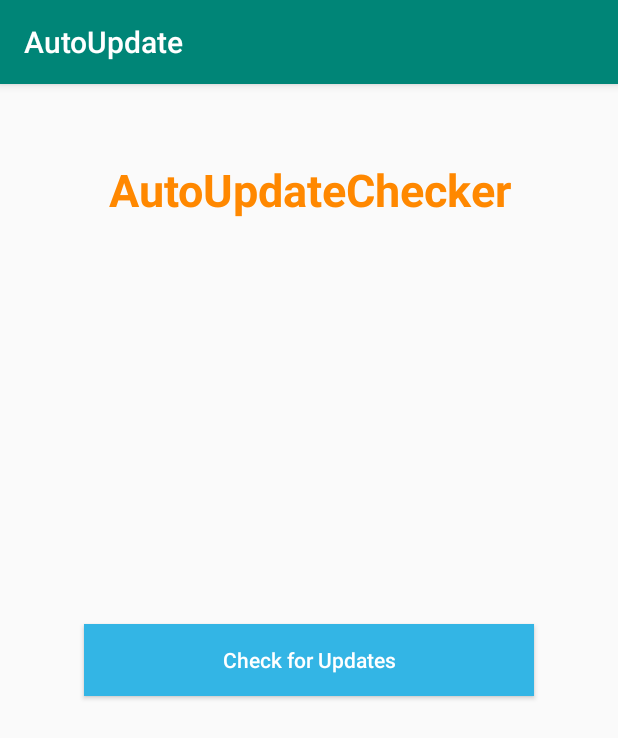
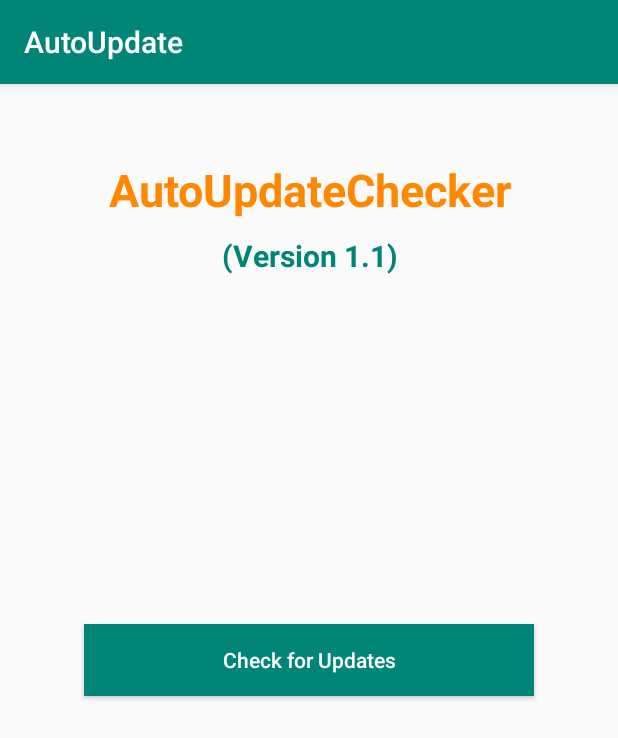
Before and after one commit to muhammadashfaq/AutoUpdate, an Android app: the screen it shows after launch (MainActivity), on a phone screen of 412 x 824 dp. Shown: the top 738 px of the screen. Run offline under Robolectric (Android 15) with nearby library versions, the phone set to English and light mode, and no system bars; libraries missing offline, so code that uses them is left out: com.github.javiersantos.appupdater.

```diff
--- a/app/src/main/res/layout/activity_main.xml
+++ b/app/src/main/res/layout/activity_main.xml
@@ -1,13 +1,12 @@
 <?xml version="1.0" encoding="utf-8"?>
 <RelativeLayout xmlns:android="http://schemas.android.com/apk/res/android"
-    xmlns:app="http://schemas.android.com/apk/res-auto"
     xmlns:tools="http://schemas.android.com/tools"
     android:layout_width="match_parent"
     android:layout_height="match_parent"
-    tools:context=".MainActivity"
-    >
+    tools:context=".MainActivity">
 
     <TextView
+        android:id="@+id/heading"
         android:layout_width="match_parent"
         android:layout_height="wrap_content"
         android:layout_marginTop="50dp"
@@ -15,18 +14,31 @@
         android:textAlignment="center"
         android:textColor="@android:color/holo_orange_dark"
         android:textSize="30sp"
-        android:textStyle="bold" />
+        android:textStyle="bold"
+        tools:ignore="HardcodedText" />
 
+    <TextView
+        android:layout_width="match_parent"
+        android:layout_height="wrap_content"
+        android:layout_below="@id/heading"
+        android:layout_marginTop="10dp"
+        android:text="(Version 1.1)"
+        android:textAlignment="center"
+        android:textColor="@color/colorPrimary"
+        android:textSize="20sp"
+        android:textStyle="bold"
+        tools:ignore="HardcodedText" />
 
     <Button
         android:id="@+id/btn_auto_update"
         android:layout_width="300dp"
         android:layout_height="wrap_content"
         android:layout_centerInParent="true"
-        android:background="@android:color/holo_blue_light"
+        android:background="@color/colorPrimary"
         android:text="Check for Updates"
         android:textAllCaps="false"
         android:textColor="@android:color/white"
+        tools:ignore="HardcodedText"
         tools:layout_editor_absoluteX="95dp"
         tools:layout_editor_absoluteY="327dp" />
 
--- a/app/src/main/res/values/colors.xml
+++ b/app/src/main/res/values/colors.xml
@@ -2,5 +2,5 @@
 <resources>
     <color name="colorPrimary">#008577</color>
     <color name="colorPrimaryDark">#00574B</color>
-    <color name="colorAccent">#D81B60</color>
+    <color name="colorAccent">#008577</color>
 </resources>
--- a/build.gradle
+++ b/build.gradle
@@ -4,7 +4,9 @@ buildscript {
     repositories {
         google()
         jcenter()
-
+        maven {
+            url "https://jitpack.io"
+        }
     }
     dependencies {
         classpath 'com.android.tools.build:gradle:3.5.1'
```
Also changed, not shown: app/build.gradle (+14 -3 lines), app/src/main/java/com/techndevs/autoupdate/MainActivity.java (+19 -16 lines), 1 other file.
